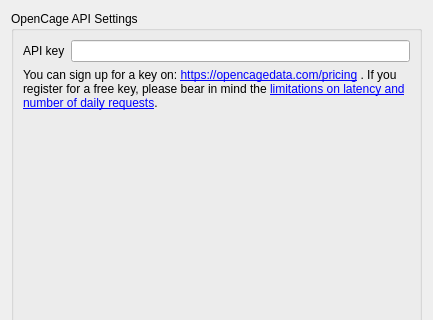
First picture: the form in opencage_geocoder/ui/settings.ui, repository OpenCageData/opencage-qgis-plugin, before the edit; both pictures show x 0 to 433 and y 0 to 320 of the 433 by 628 pixel window.
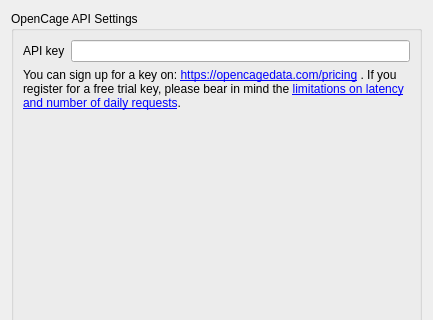
Second picture: the form after the edit. Icons and pictures are not drawn.

Commit message: - replaced references to "free key" by "free trial key"

```diff
--- a/opencage_geocoder/ui/settings.ui
+++ b/opencage_geocoder/ui/settings.ui
@@ -34,7 +34,7 @@
       <item row="1" column="0" colspan="2">
        <widget class="QLabel" name="label_2">
         <property name="text">
-         <string>&lt;html&gt;&lt;head/&gt;&lt;body&gt;&lt;p&gt;You can sign up for a key on: &lt;a href=&quot;https://opencagedata.com/pricing&quot;&gt;&lt;span style=&quot; text-decoration: underline; color:#0000ff;&quot;&gt;https://opencagedata.com/pricing&lt;/span&gt;&lt;/a&gt; . If you register for a free key, please bear in mind the &lt;a href=&quot;https://opencagedata.com/api#free-trial#&quot;&gt;limitations on latency and number of daily requests&lt;/a&gt;.&lt;/p&gt;&lt;/body&gt;&lt;/html&gt;</string>
+         <string>&lt;html&gt;&lt;head/&gt;&lt;body&gt;&lt;p&gt;You can sign up for a key on: &lt;a href=&quot;https://opencagedata.com/pricing&quot;&gt;&lt;span style=&quot; text-decoration: underline; color:#0000ff;&quot;&gt;https://opencagedata.com/pricing&lt;/span&gt;&lt;/a&gt; . If you register for a free trial key, please bear in mind the &lt;a href=&quot;https://opencagedata.com/api#free-trial#&quot;&gt;limitations on latency and number of daily requests&lt;/a&gt;.&lt;/p&gt;&lt;/body&gt;&lt;/html&gt;</string>
         </property>
         <property name="scaledContents">
          <bool>false</bool>
```
The commit also changes 1 other file.
